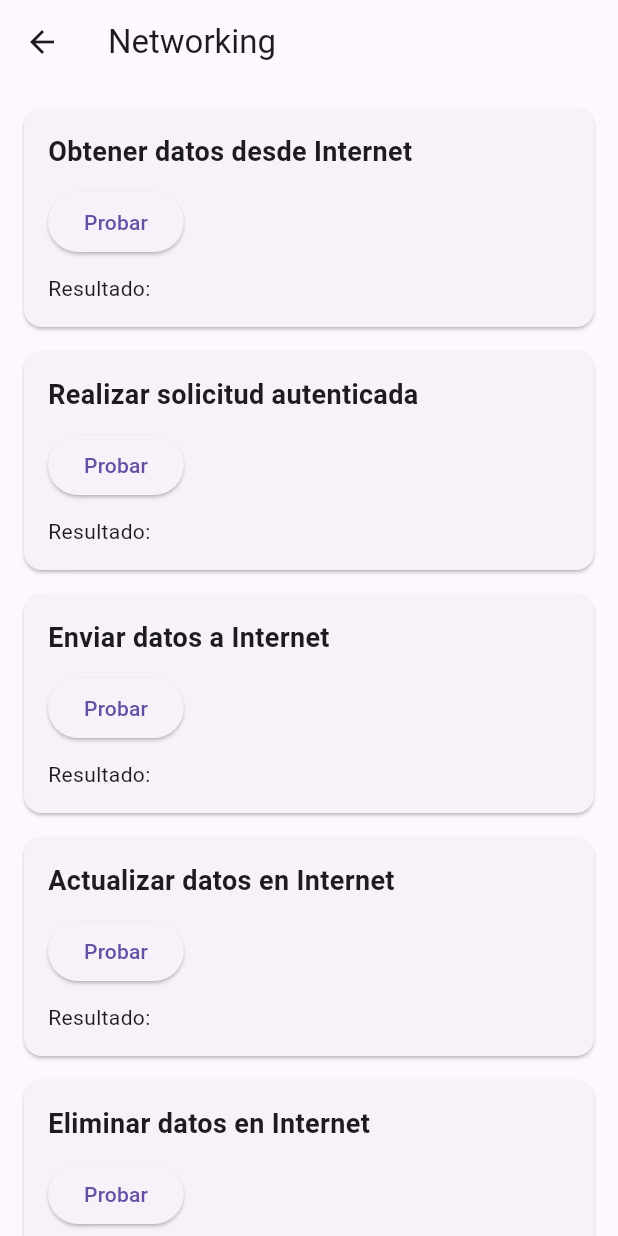
After one commit to DavidMChay/flutter-cookbook, a Flutter app: the screen it shows after launch, after a tap on "Networking", on a phone screen of 412 x 824 dp. The commit adds this screen. Run offline on Flutter 3.47's test engine with Material 3 defaults, Android fonts, the phone set to English and light mode, and no system bars; our stand-ins replace dio; network calls fail.

Commit message:
update the name of the APK, and add the network section

```diff
--- a/src/lib/main.dart
+++ b/src/lib/main.dart
@@ -4,6 +4,7 @@ import 'images.dart'; // Importamos el archivo de imágenes
 import 'lists.dart'; // Importamos el archivo de listas
 import 'forms.dart'; // Importamos el archivo de formularios
 import 'navigation.dart'; // Importamos el archivo de navegación
+import 'network.dart'; // Importamos el archivo de networking
 
 void main() {
   runApp(MyApp());
@@ -86,6 +87,15 @@ class MainMenu extends StatelessWidget {
               );
             },
           ),
+          ListTile(
+            title: Text('Networking'),
+            onTap: () {
+              Navigator.push(
+                context,
+                MaterialPageRoute(builder: (context) => NetworkExample()),
+              );
+            },
+          ),
         ],
       ),
     );
--- /dev/null
+++ b/src/lib/network.dart
@@ -0,0 +1,217 @@
+import 'package:flutter/material.dart';
+import 'package:dio/dio.dart';
+import 'dart:convert'; // Importa dart:convert para usar jsonDecode
+
+class NetworkExample extends StatefulWidget {
+  const NetworkExample({super.key});
+
+  @override
+  _NetworkExampleState createState() => _NetworkExampleState();
+}
+
+class _NetworkExampleState extends State<NetworkExample> {
+  // Variables para almacenar datos
+  String _fetchDataResult = '';
+  String _authenticatedRequestResult = '';
+  String _sendDataResult = '';
+  String _updateDataResult = '';
+  String _deleteDataResult = '';
+  String _webSocketResult = '';
+  String _parseJsonResult = '';
+
+  // Instancia de Dio
+  final Dio _dio = Dio();
+
+  // Método para obtener datos desde Internet
+  Future<void> _fetchData() async {
+    try {
+      final response =
+          await _dio.get('https://jsonplaceholder.typicode.com/posts/1');
+      setState(() {
+        _fetchDataResult = response.data['title'];
+      });
+    } catch (e) {
+      setState(() {
+        _fetchDataResult = 'Error: $e';
+      });
+    }
+  }
+
+  // Método para realizar una solicitud autenticada (simulada)
+  Future<void> _makeAuthenticatedRequest() async {
+    try {
+      final response = await _dio.get(
+        'https://jsonplaceholder.typicode.com/posts/1',
+        options: Options(headers: {'Authorization': 'Bearer your_token_here'}),
+      );
+      setState(() {
+        _authenticatedRequestResult = response.data['title'];
+      });
+    } catch (e) {
+      setState(() {
+        _authenticatedRequestResult = 'Error: $e';
+      });
+    }
+  }
+
+  // Método para enviar datos a Internet
+  Future<void> _sendData() async {
+    try {
+      final response = await _dio.post(
+        'https://jsonplaceholder.typicode.com/posts',
+        data: {
+          'title': 'foo',
+          'body': 'bar',
+          'userId': 1,
+        },
+      );
+      setState(() {
+        _sendDataResult = 'Datos enviados: ${response.data['id']}';
+      });
+    } catch (e) {
+      setState(() {
+        _sendDataResult = 'Error: $e';
+      });
+    }
+  }
+
+  // Método para actualizar datos en Internet
+  Future<void> _updateData() async {
+    try {
+      final response = await _dio.put(
+        'https://jsonplaceholder.typicode.com/posts/1',
+        data: {
+          'id': 1,
+          'title': 'foo updated',
+          'body': 'bar updated',
+          'userId': 1,
+        },
+      );
+      setState(() {
+        _updateDataResult = 'Datos actualizados: ${response.data['title']}';
+      });
+    } catch (e) {
+      setState(() {
+        _updateDataResult = 'Error: $e';
+      });
+    }
+  }
+
+  // Método para eliminar datos en Internet
+  Future<void> _deleteData() async {
+    try {
+      await _dio.delete('https://jsonplaceholder.typicode.com/posts/1');
+      setState(() {
+        _deleteDataResult = 'Datos eliminados';
+      });
+    } catch (e) {
+      setState(() {
+        _deleteDataResult = 'Error: $e';
+      });
+    }
+  }
+
+  // Método para comunicarse con WebSockets (simulado)
+  Future<void> _communicateWithWebSockets() async {
+    // Simulación de comunicación con WebSockets
+    await Future.delayed(Duration(seconds: 2));
+    setState(() {
+      _webSocketResult = 'Conexión WebSocket simulada';
+    });
+  }
+
+  // Método para analizar JSON en segundo plano
+  Future<void> _parseJsonInBackground() async {
+    final jsonString = '''
+    {
+      "userId": 1,
+      "id": 1,
+      "title": "Example Title",
+      "body": "Example Body"
+    }
+    ''';
+    final parsedJson = jsonDecode(jsonString); // Usa jsonDecode de dart:convert
+    setState(() {
+      _parseJsonResult = 'Título: ${parsedJson['title']}';
+    });
+  }
+
+  @override
+  Widget build(BuildContext context) {
+    return Scaffold(
+      appBar: AppBar(title: Text('Networking')),
+      body: SingleChildScrollView(
+        padding: EdgeInsets.all(16.0),
+        child: Column(
+          crossAxisAlignment: CrossAxisAlignment.stretch,
+          children: [
+            _buildSection(
+              title: 'Obtener datos desde Internet',
+              result: _fetchDataResult,
+              onPressed: _fetchData,
+            ),
+            _buildSection(
+              title: 'Realizar solicitud autenticada',
+              result: _authenticatedRequestResult,
+              onPressed: _makeAuthenticatedRequest,
+            ),
+            _buildSection(
+              title: 'Enviar datos a Internet',
+              result: _sendDataResult,
+              onPressed: _sendData,
+            ),
+            _buildSection(
+              title: 'Actualizar datos en Internet',
+              result: _updateDataResult,
+              onPressed: _updateData,
+            ),
+            _buildSection(
+              title: 'Eliminar datos en Internet',
+              result: _deleteDataResult,
+              onPressed: _deleteData,
+            ),
+            _buildSection(
+              title: 'Comunicarse con WebSockets',
+              result: _webSocketResult,
+              onPressed: _communicateWithWebSockets,
+            ),
+            _buildSection(
+              title: 'Analizar JSON en segundo plano',
+              result: _parseJsonResult,
+              onPressed: _parseJsonInBackground,
+            ),
+          ],
+        ),
+      ),
+    );
+  }
+
+  Widget _buildSection({
+    required String title,
+    required String result,
+    required VoidCallback onPressed,
+  }) {
+    return Card(
+      margin: EdgeInsets.only(bottom: 16.0),
+      child: Padding(
+        padding: EdgeInsets.all(16.0),
+        child: Column(
+          crossAxisAlignment: CrossAxisAlignment.start,
+          children: [
+            Text(
+              title,
+              style: TextStyle(fontSize: 18, fontWeight: FontWeight.bold),
+            ),
+            SizedBox(height: 10),
+            ElevatedButton(
+              onPressed: onPressed,
+              child: Text('Probar'),
+            ),
+            SizedBox(height: 10),
+            Text('Resultado: $result'),
+          ],
+        ),
+      ),
+    );
+  }
+}
--- a/src/pubspec.yaml
+++ b/src/pubspec.yaml
@@ -30,6 +30,11 @@ environment:
 dependencies:
   flutter:
     sdk: flutter
+  http: ^1.1.0
+  dio: ^5.3.2
+  sqflite: ^2.3.0       # Para SQLite
+  path: ^1.8.0          # Para manejar rutas de archivos
+  shared_preferences: ^2.2.2
 
   # The following adds the Cupertino Icons font to your application.
   # Use with the CupertinoIcons class for iOS style icons.
```
Also changed, not shown: src/pubspec.lock, 2 other files.
